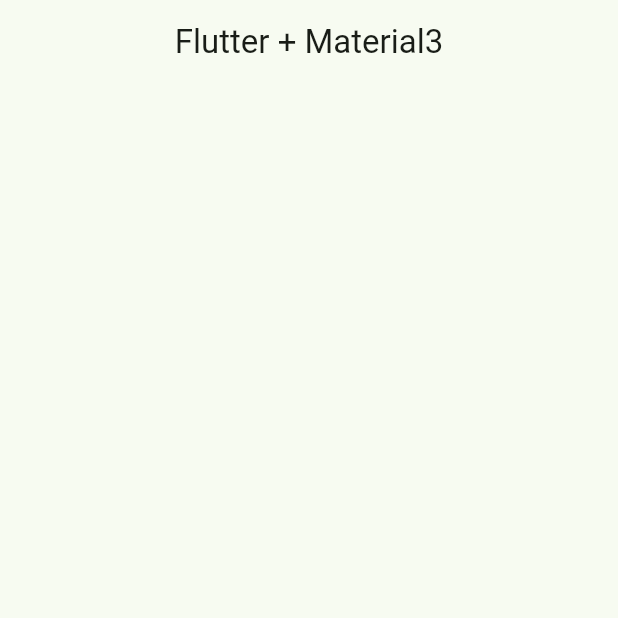
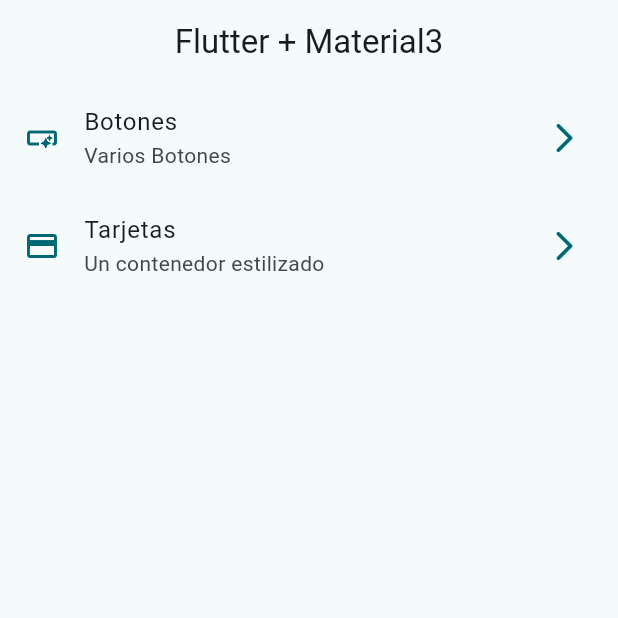
Before and after one commit to kvzon1984/curso-flutter, a Flutter app: the screen it shows after launch, on a phone screen of 412 x 824 dp, the top half of it. Run offline on Flutter 3.47's test engine with Material 2 defaults, Android fonts, the phone set to English and light mode, and no system bars; our stand-ins replace animate_do, dio, video_player.

Commit message:
homescreen implementado

```diff
--- a/widgets_app/lib/config/menu/menu_items.dart
+++ b/widgets_app/lib/config/menu/menu_items.dart
@@ -23,7 +23,7 @@ const appMenuItems = <MenuItem>[
     icon: Icons.smart_button_outlined
   ),
   MenuItem(
-    title: 'tarjetas',
+    title: 'Tarjetas',
     subTitle: 'Un contenedor estilizado',
     link: '/cards',
     icon: Icons.credit_card
--- a/widgets_app/lib/config/theme/app_theme.dart
+++ b/widgets_app/lib/config/theme/app_theme.dart
@@ -27,6 +27,6 @@ class AppTheme {
     colorSchemeSeed: colorList[ selectedColor ],
     appBarTheme: const AppBarTheme(
       centerTitle: true,
-    )
+    ),
   );
 }
--- a/widgets_app/lib/main.dart
+++ b/widgets_app/lib/main.dart
@@ -14,7 +14,7 @@ class MainApp extends StatelessWidget {
   Widget build(BuildContext context) {
     return MaterialApp(
       debugShowCheckedModeBanner: false,
-      theme: AppTheme(selectedColor: 8).getTheme(),
+      theme: AppTheme(selectedColor: 1).getTheme(),
       home: const HomeScreens(),
     );
   }
--- a/widgets_app/lib/presentation/screens/home/home_screens.dart
+++ b/widgets_app/lib/presentation/screens/home/home_screens.dart
@@ -1,4 +1,5 @@
 import 'package:flutter/material.dart';
+import '../../../config/menu/menu_items.dart';
 
 class HomeScreens extends StatelessWidget {
   const HomeScreens({super.key});
@@ -9,6 +10,50 @@ class HomeScreens extends StatelessWidget {
       appBar: AppBar(
         title: const Text('Flutter + Material3'),
       ),
+      body: _HomeView(),
     );
   }
 }
+
+class _HomeView extends StatelessWidget {
+
+  const _HomeView();
+
+  @override
+  Widget build(BuildContext context) {
+    return ListView.builder(
+      itemCount: appMenuItems.length,
+      itemBuilder: (context, index) {
+      final menuItems = appMenuItems[index];
+
+      return _CustomListTile(menuItems: menuItems);
+    },);
+  }
+}
+
+class _CustomListTile extends StatelessWidget {
+
+  final MenuItem menuItems;
+
+  const _CustomListTile({
+    required this.menuItems,
+  });
+
+
+  @override
+  Widget build(BuildContext context) {
+
+    final colors = Theme.of(context).colorScheme;
+
+    return ListTile(
+      splashColor: colors.primary,
+      leading: Icon(menuItems.icon, color: colors.primary,),
+      trailing: Icon( Icons.arrow_forward_ios_rounded, color: colors.primary,),
+      title: Text(menuItems.title),
+      subtitle: Text(menuItems.subTitle),
+      onTap: () {
+        //TODO realizar navegacion
+      },
+    );
+  }
+}
```
